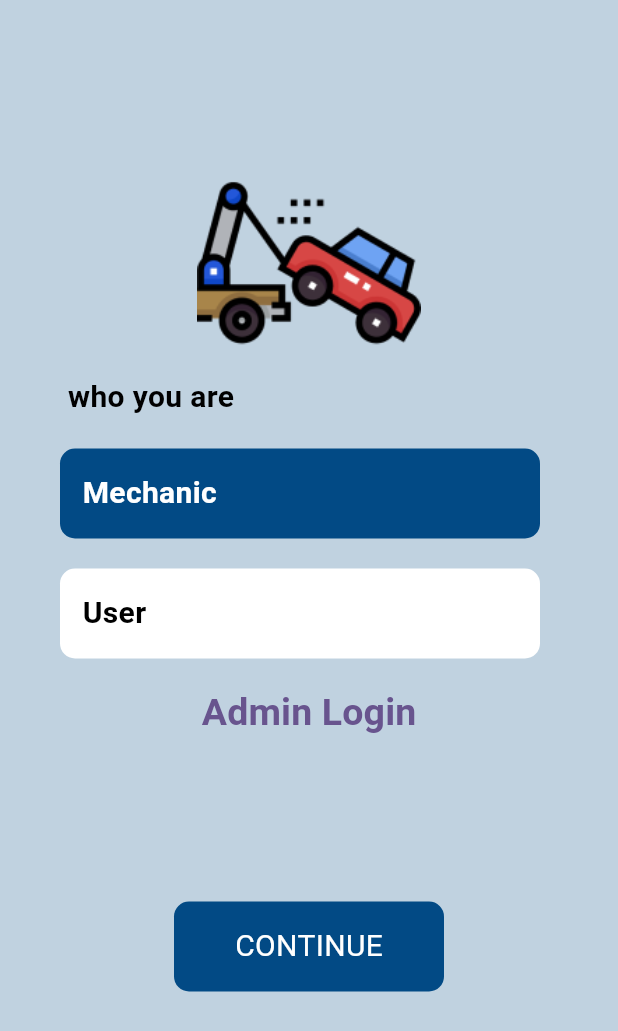
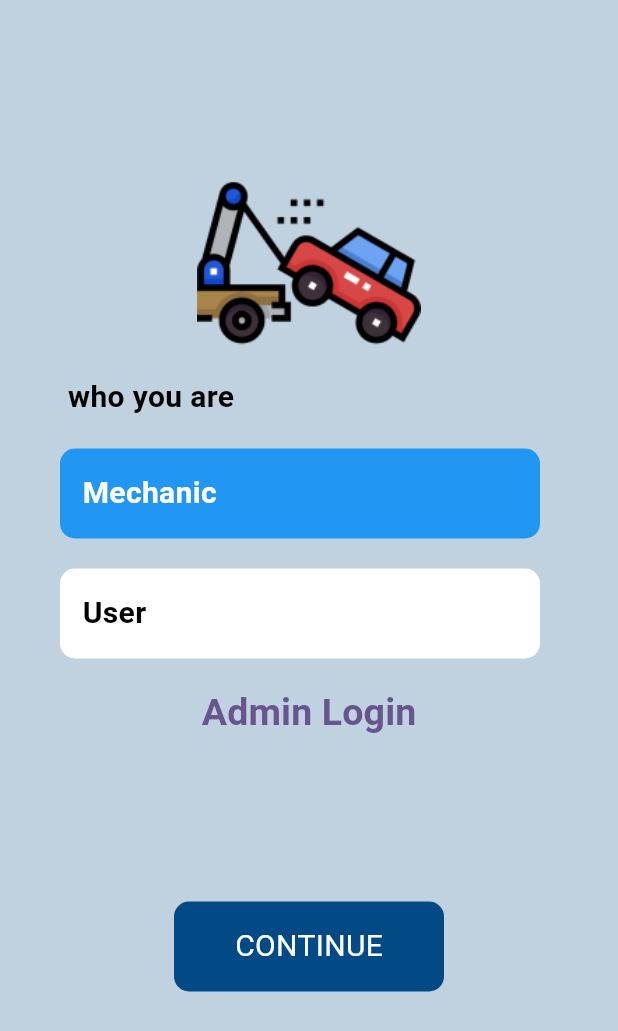
Before and after one commit to Fathimafeb/repair_vehicle, a Flutter app: the Page2 screen opened directly, on a phone screen of 412 x 824 dp. Shown: the top 1031 px of the screen. Run offline on Flutter 3.47's test engine with Material 3 defaults, Android fonts, the phone set to English and light mode, and no system bars; our stand-ins replace cloud_firestore, firebase_core, firebase_storage, flutter_rating_bar, image_picker, shared_preferences; accounts and stored records are empty.

Commit message:
final commit

```diff
--- a/lib/Bottomnav2.dart
+++ b/lib/Bottomnav2.dart
@@ -1,7 +1,10 @@
 import 'package:flutter/material.dart';
+import 'package:repair_vehicle/Mech/Servicemech.dart';
+import 'package:repair_vehicle/User/mech_rating.dart';
 import 'package:repair_vehicle/User/user_mech_request_list.dart';
 import 'package:repair_vehicle/User/user_rating.dart';
 
+import 'Mech/mech_home.dart';
 import 'Mech/mech_servicehome.dart';
 
 
@@ -14,7 +17,7 @@ class Bottomnava2 extends StatefulWidget {
 
 class _Bottomnava2State extends State<Bottomnava2> {
   int _currenSelectedIndex=0;
-  var pages=[Usermechreq(),Mechservice(),User_rating()];
+  var pages=[Mech_home(),Servicemech(),Mech_rating()];
 
   @override
   Widget build(BuildContext context) {
--- a/lib/Mech/Acceptedlist.dart
+++ b/lib/Mech/Acceptedlist.dart
@@ -53,7 +53,8 @@ class _AcceptedlistsState extends State<Acceptedlists> {
                             "${user[0]['service']}", style: TextStyle(fontSize: 20),),
                           Text("Date", style: TextStyle(fontSize: 20),),
                           Text("Time", style: TextStyle(fontSize: 20),),
-                          Text("${user[0]['place']}", style: TextStyle(fontSize: 20),)
+                          Text("${user[0]['place']}", style: TextStyle(fontSize: 20),),
+
                         ],
                       ),
                      // Container(
@@ -149,6 +150,7 @@ class _AcceptedlistsState extends State<Acceptedlists> {
                   ),
                 ),
               ),
+              SizedBox(height: 20,)
             ],
           );
         }
--- a/lib/Mech/mech_home.dart
+++ b/lib/Mech/mech_home.dart
@@ -58,6 +58,7 @@ class _Mech_homeState extends State<Mech_home> {
                     width: 300,
                     decoration: BoxDecoration(borderRadius: BorderRadius.circular(20),
                         color: Colors.grey[300]),
+                    child: Container(
                       child: TabBar(
                         tabs: [
                           Tab(
@@ -87,6 +88,7 @@ class _Mech_homeState extends State<Mech_home> {
                       ),
                     ),
                   ),
+                ),
                 const Expanded(child:
                 TabBarView(children: [Center(child:Requestlist() ),
                   Center(child:Acceptedlists() )
--- a/lib/Mech/mechstatus_completed.dart
+++ b/lib/Mech/mechstatus_completed.dart
@@ -15,6 +15,8 @@ class Mech_status extends StatefulWidget {
     required this.service,
     required this.status,
   });
+
+  get username => null;
 
   @override
   State<Mech_status> createState() => _Mech_statusState();
@@ -139,7 +141,8 @@ class _Mech_statusState extends State<Mech_status> {
     await FirebaseFirestore.instance.collection('payment').add({
       'payment':payment.text,
       'name':widget.name,
-      'id':widget.id
+      'id':widget.id,
+
     });
   }
   Future<void>Update()async{
--- a/lib/Mech/requestlist.dart
+++ b/lib/Mech/requestlist.dart
@@ -39,6 +39,7 @@ class _RequestlistState extends State<Requestlist> {
                       child:
                     Padding(
                     padding: const EdgeInsets.all(10),
+                      child: Container(
                         child: Column(
                                           children: [
                                             Container(
@@ -91,7 +92,9 @@ class _RequestlistState extends State<Requestlist> {
                                ],
                              ),
                              ),
+
                            ],
+                         ),
                       ),
                     ),
 
--- a/lib/User/usersignup.dart
+++ b/lib/User/usersignup.dart
@@ -222,7 +222,7 @@ class _UsersignupState extends State<Usersignup> {
 
 
                    signUp();
-                   Navigator.pushReplacement(context, MaterialPageRoute(builder: (context) => Usermechreq(),));
+                   Navigator.pushReplacement(context, MaterialPageRoute(builder: (context) => Userlogin(),));
 
 
 
--- a/lib/admin/Userlist.dart
+++ b/lib/admin/Userlist.dart
@@ -52,7 +52,7 @@ class _UserlistState extends State<Userlist> {
                     title:Text( user[index]['Username']),
                     subtitle: Column(crossAxisAlignment:CrossAxisAlignment.start ,
                       children: [
-                        Text(user[index]['Email'],),
+
                       Text ( user[index]['Phone']),
                       Text ( user[index]['Email'],)
                       ],
--- a/lib/admin/notification.dart
+++ b/lib/admin/notification.dart
@@ -40,7 +40,7 @@ class _NotifyState extends State<Notify> {
         padding: const EdgeInsets.only(top: 10,right: 20,left: 20),
         child: FutureBuilder(future: FirebaseFirestore.instance.collection("Notification").get(),builder: (context, snapshot) {
           if (snapshot.connectionState == ConnectionState.waiting)
-            return CircularProgressIndicator();
+            return Center(child: CircularProgressIndicator());
           if (snapshot.hasError) return Text('error');
           final userdata=snapshot.data?.docs??[];
 
--- a/lib/admin/page2.dart
+++ b/lib/admin/page2.dart
@@ -52,13 +52,13 @@ class _Page2State extends State<Page2> {
                   width: 320,
                   decoration: BoxDecoration(
                       borderRadius: BorderRadius.circular(10),
-                      color: Color.fromARGB(255, 2, 74, 133)),
+                      color: selectedOption==true?Colors.blue:Colors.white),
                   child: Padding(
                     padding: const EdgeInsets.all(15),
                     child: Text(
                       "Mechanic",
                       style: TextStyle(
-                          color: Colors.white,
+                          color: selectedOption==true?Colors.white:Colors.black,
                           fontSize: 20,
                           fontWeight: FontWeight.bold),
                     ),
@@ -76,13 +76,13 @@ class _Page2State extends State<Page2> {
                   height: 60,
                   width: 320,
                   decoration: BoxDecoration(
-                      borderRadius: BorderRadius.circular(10), color: Colors.white),
+                      borderRadius: BorderRadius.circular(10), color: selectedOption==false?Colors.blue:Colors.white),
                   child: Padding(
                     padding: const EdgeInsets.all(15),
                     child: Text(
                       "User",
                       style: TextStyle(
-                          color: Colors.black,
+                          color: selectedOption==false?Colors.white:Colors.black,
                           fontSize: 20,
                           fontWeight: FontWeight.bold),
                     ),
--- a/lib/main.dart
+++ b/lib/main.dart
@@ -10,6 +10,8 @@ import 'package:repair_vehicle/User/user_mech_request_list.dart';
 import 'package:repair_vehicle/User/user_rating.dart';
 import 'package:repair_vehicle/User/usersignup.dart';
 import 'package:repair_vehicle/admin/Admin_login.dart';
+import 'package:repair_vehicle/admin/home2.dart';
+import 'package:repair_vehicle/admin/homepage.dart';
 import 'package:repair_vehicle/admin/page2.dart';
 
 import 'Mech/mech_home.dart';
@@ -52,7 +54,7 @@ class MyApp extends StatelessWidget {
         colorScheme: ColorScheme.fromSeed(seedColor: Colors.deepPurple),
         useMaterial3: true,
       ),
-      home:Page2(),
+      home:Mech_home(),
     );
   }
 }
```
Lines whose indentation alone changed are shown as unchanged.
